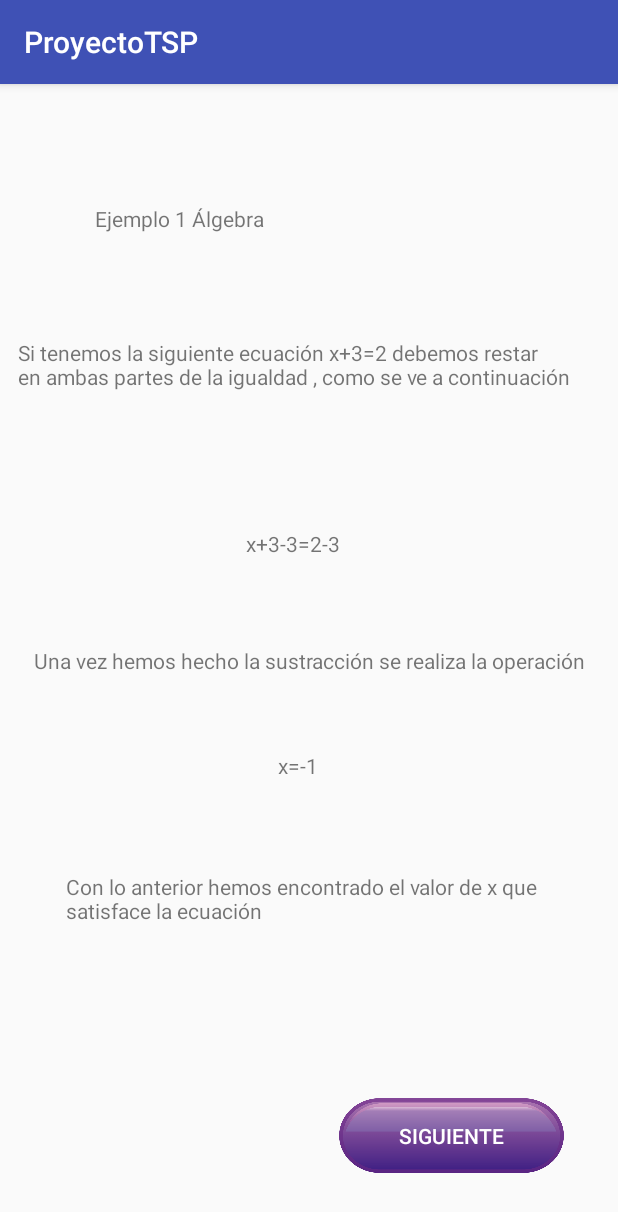
After one commit to ProyectoTeam/ProyectoTSP, an Android app: the ejemplo_tipo_1 screen opened directly, with no data from a screen before it, on a phone screen of 412 x 824 dp. The commit adds this screen. Shown: the top 1212 px of the screen. Run offline under Robolectric (Android 15) with nearby library versions, the phone set to English and light mode, and no system bars.

Commit message:
ejemplo tipo 1

```diff
--- a/app/src/main/AndroidManifest.xml
+++ b/app/src/main/AndroidManifest.xml
@@ -22,7 +22,8 @@
         <activity android:name=".Ejercicios" />
         <activity android:name=".Ejemplos" />
         <activity android:name=".Mostrar" />
-        <activity android:name=".Ejercicio_Tipo_1"></activity>
+        <activity android:name=".Ejercicio_Tipo_1" />
+        <activity android:name=".ejemplo_tipo_1"></activity>
     </application>
 
 </manifest>
--- /dev/null
+++ b/app/src/main/java/e/subsh/proyectotsp/ejemplo_tipo_1.java
@@ -0,0 +1,13 @@
+package e.subsh.proyectotsp;
+
+import android.support.v7.app.AppCompatActivity;
+import android.os.Bundle;
+
+public class ejemplo_tipo_1 extends AppCompatActivity {
+
+    @Override
+    protected void onCreate(Bundle savedInstanceState) {
+        super.onCreate(savedInstanceState);
+        setContentView(R.layout.activity_ejemplo_tipo_1);
+    }
+}
--- /dev/null
+++ b/app/src/main/res/layout/activity_ejemplo_tipo_1.xml
@@ -0,0 +1,120 @@
+<?xml version="1.0" encoding="utf-8"?>
+<android.support.constraint.ConstraintLayout xmlns:android="http://schemas.android.com/apk/res/android"
+    xmlns:app="http://schemas.android.com/apk/res-auto"
+    xmlns:tools="http://schemas.android.com/tools"
+    android:layout_width="match_parent"
+    android:layout_height="match_parent"
+    tools:context="e.subsh.proyectotsp.ejemplo_tipo_1">
+
+    <TextView
+        android:id="@+id/textView9"
+        android:layout_width="wrap_content"
+        android:layout_height="wrap_content"
+        android:layout_marginBottom="8dp"
+        android:layout_marginEnd="8dp"
+        android:layout_marginStart="8dp"
+        android:layout_marginTop="8dp"
+        android:text="Ejemplo 1 Álgebra"
+        app:layout_constraintBottom_toBottomOf="parent"
+        app:layout_constraintEnd_toEndOf="parent"
+        app:layout_constraintHorizontal_bias="0.196"
+        app:layout_constraintStart_toStartOf="parent"
+        app:layout_constraintTop_toTopOf="parent"
+        app:layout_constraintVertical_bias="0.098" />
+
+    <TextView
+        android:id="@+id/textView11"
+        android:layout_width="wrap_content"
+        android:layout_height="wrap_content"
+        android:layout_marginBottom="8dp"
+        android:layout_marginEnd="8dp"
+        android:layout_marginStart="8dp"
+        android:layout_marginTop="8dp"
+        android:text="Si tenemos la siguiente ecuación x+3=2 debemos restar \nen ambas partes de la igualdad , como se ve a continuación"
+        app:layout_constraintBottom_toBottomOf="parent"
+        app:layout_constraintEnd_toEndOf="parent"
+        app:layout_constraintHorizontal_bias="0.146"
+        app:layout_constraintStart_toStartOf="parent"
+        app:layout_constraintTop_toTopOf="parent"
+        app:layout_constraintVertical_bias="0.225" />
+
+    <TextView
+        android:id="@+id/textView12"
+        android:layout_width="wrap_content"
+        android:layout_height="wrap_content"
+        android:layout_marginBottom="8dp"
+        android:layout_marginEnd="8dp"
+        android:layout_marginStart="8dp"
+        android:layout_marginTop="8dp"
+        android:text="x+3-3=2-3"
+        app:layout_constraintBottom_toBottomOf="parent"
+        app:layout_constraintEnd_toEndOf="parent"
+        app:layout_constraintHorizontal_bias="0.467"
+        app:layout_constraintStart_toStartOf="parent"
+        app:layout_constraintTop_toTopOf="parent"
+        app:layout_constraintVertical_bias="0.394" />
+
+    <TextView
+        android:id="@+id/textView13"
+        android:layout_width="wrap_content"
+        android:layout_height="wrap_content"
+        android:layout_marginBottom="8dp"
+        android:layout_marginEnd="8dp"
+        android:layout_marginStart="8dp"
+        android:layout_marginTop="8dp"
+        android:text="Una vez hemos hecho la sustracción se realiza la operación"
+        app:layout_constraintBottom_toBottomOf="parent"
+        app:layout_constraintEnd_toEndOf="parent"
+        app:layout_constraintStart_toStartOf="parent"
+        app:layout_constraintTop_toTopOf="parent" />
+
+    <TextView
+        android:id="@+id/textView14"
+        android:layout_width="wrap_content"
+        android:layout_height="wrap_content"
+        android:layout_marginBottom="8dp"
+        android:layout_marginEnd="8dp"
+        android:layout_marginStart="8dp"
+        android:layout_marginTop="8dp"
+        android:text="x=-1"
+        app:layout_constraintBottom_toBottomOf="parent"
+        app:layout_constraintEnd_toEndOf="parent"
+        app:layout_constraintHorizontal_bias="0.48"
+        app:layout_constraintStart_toStartOf="parent"
+        app:layout_constraintTop_toTopOf="parent"
+        app:layout_constraintVertical_bias="0.596" />
+
+    <TextView
+        android:id="@+id/textView15"
+        android:layout_width="wrap_content"
+        android:layout_height="wrap_content"
+        android:layout_marginBottom="8dp"
+        android:layout_marginEnd="8dp"
+        android:layout_marginStart="8dp"
+        android:layout_marginTop="8dp"
+        android:text="Con lo anterior hemos encontrado el valor de x que \nsatisface la ecuación"
+        app:layout_constraintBottom_toBottomOf="parent"
+        app:layout_constraintEnd_toEndOf="parent"
+        app:layout_constraintHorizontal_bias="0.458"
+        app:layout_constraintStart_toStartOf="parent"
+        app:layout_constraintTop_toTopOf="parent"
+        app:layout_constraintVertical_bias="0.722" />
+
+    <Button
+        android:id="@+id/button"
+        android:layout_width="@dimen/dim_boton_width"
+        android:layout_height="@dimen/dim_boton_height"
+        android:layout_marginBottom="8dp"
+        android:layout_marginEnd="8dp"
+        android:layout_marginStart="8dp"
+        android:layout_marginTop="8dp"
+        android:background="@drawable/boton_morado"
+        android:text="@string/btn_Siguiente"
+        android:textColor="@color/colorBotonMorado"
+        app:layout_constraintBottom_toBottomOf="parent"
+        app:layout_constraintEnd_toEndOf="parent"
+        app:layout_constraintHorizontal_bias="0.885"
+        app:layout_constraintStart_toStartOf="parent"
+        app:layout_constraintTop_toTopOf="parent"
+        app:layout_constraintVertical_bias="0.952" />
+</android.support.constraint.ConstraintLayout>
--- a/app/src/main/res/values/strings.xml
+++ b/app/src/main/res/values/strings.xml
@@ -21,6 +21,8 @@
 
     <string name="txt_anadetusmaterias">Añade tus materias</string>
 
+    <string name="btn_Siguiente">Siguiente</string>
+
 
     <string name="txt_Aritmetica">Aritmetica</string>
     <string name="txt_Algebra">Algebra</string>
```
